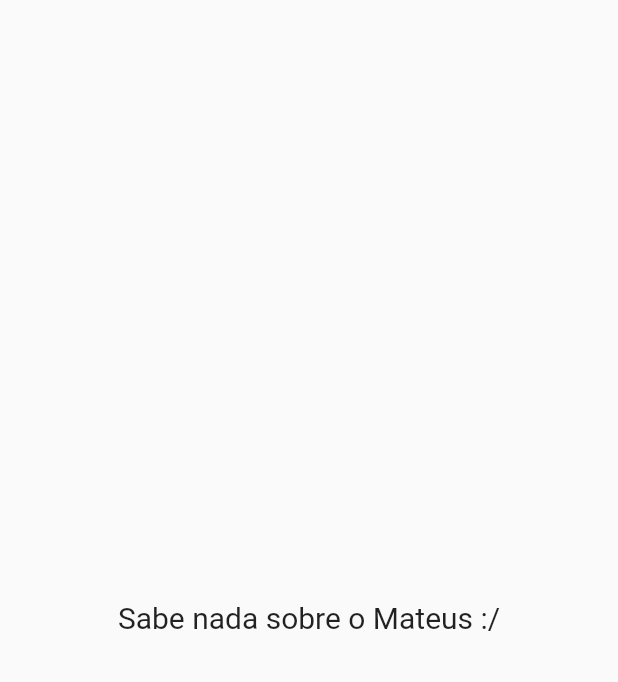
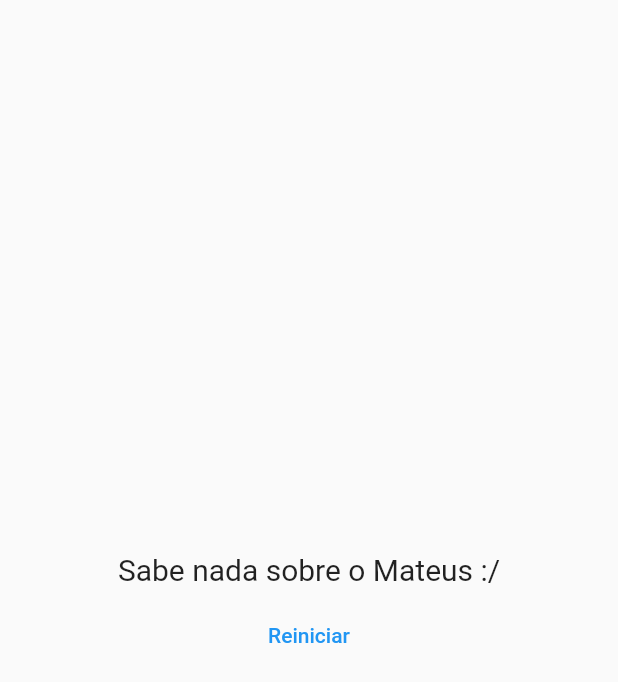
Before and after one commit to menesesdev/Quiz_Perguntas_App, a Flutter app: the Resultado widget shown alone on an empty page, opened directly with empty values, on a phone screen of 412 x 824 dp. Shown: the top 682 px of the screen. Run offline on Flutter 3.47's test engine with Material 2 defaults, Android fonts, the phone set to English and light mode, and no system bars; missing offline and left inert: dart:ffi.

Commit message:
Reiniciando Questionário

```diff
--- a/lib/resultado.dart
+++ b/lib/resultado.dart
@@ -6,15 +6,15 @@ class Resultado extends StatelessWidget {
   //const Resultado({super.key});
 
   final int nota;
+  final void Function() quandoReiniciarQuestionario;
+  Resultado(this.nota, this.quandoReiniciarQuestionario);
 
-  Resultado(this.nota);
-
-  String get fraseNota{
-    if (nota < 30){
+  String get fraseNota {
+    if (nota < 30) {
       return 'Sabe nada sobre o Mateus :/';
-    } else if (nota < 50){
+    } else if (nota < 50) {
       return 'Conhece mais ou menos';
-    } else if (nota < 60){
+    } else if (nota < 60) {
       return 'Tá sabendo legal';
     } else {
       return 'Oloco sabe mt :o';
@@ -23,13 +23,25 @@ class Resultado extends StatelessWidget {
 
   @override
   Widget build(BuildContext context) {
-    return Center(
+    return Column(
+      mainAxisAlignment: MainAxisAlignment.center,
+      children: [
+        Center(
           child: Text(
             fraseNota,
             style: TextStyle(
               fontSize: 20,
             ),
           ),
+        ),
+        Padding(
+          padding: const EdgeInsets.all(8.0),
+          child: TextButton(
+            onPressed: quandoReiniciarQuestionario,
+            child: Text('Reiniciar'),
+          ),
+        )
+      ],
     );
   }
 }
```
Also changed, not shown: lib/main.dart (+8 -1 lines). Lines whose indentation alone changed are shown as unchanged.
